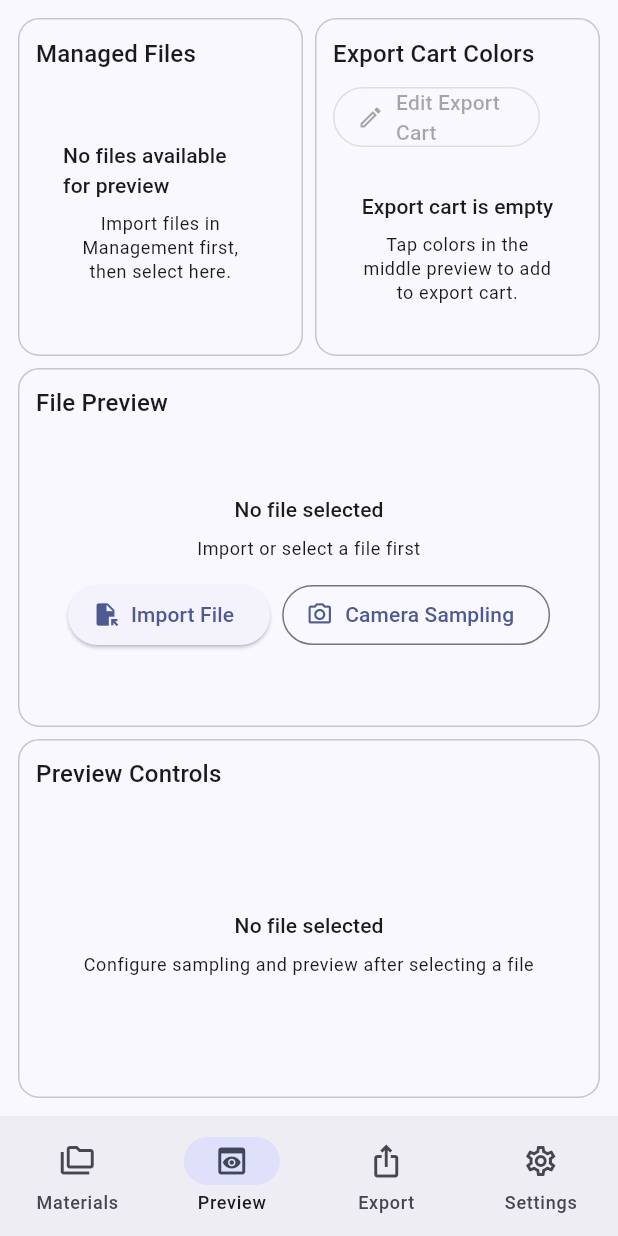
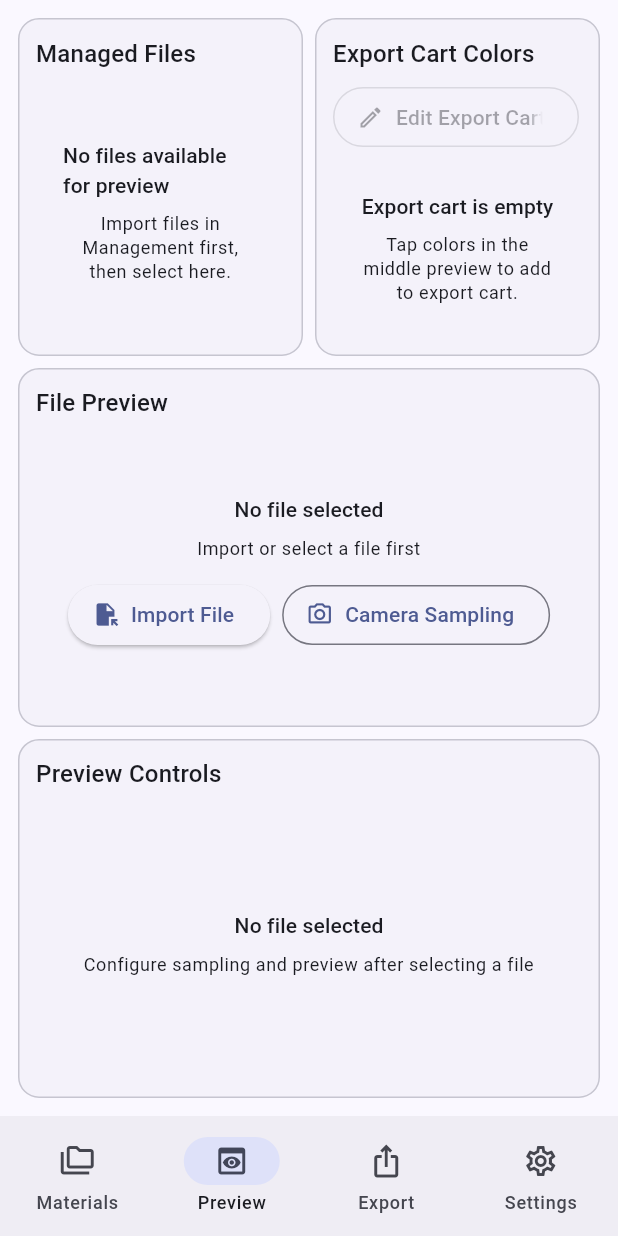
Before and after one commit to Chr0n0stasis/ColorManager_Flutter, a Flutter app: the screen it shows after launch, item 2 of the bottom bar chosen, on a phone screen of 412 x 824 dp. Run offline on Flutter 3.47's test engine with Material 3 defaults, Android fonts, the phone set to English and light mode, and no system bars; drawn by our look-alikes of dynamic_color; our stand-ins replace file_picker, image_picker, printing; missing offline and left inert: webdav_client.

Commit message:
refactor(ui): improve panel layout and control spacing

```diff
--- a/mobile_flutter/lib/src/ui/main_shell.dart
+++ b/mobile_flutter/lib/src/ui/main_shell.dart
@@ -1751,9 +1751,6 @@ class _MainShellState extends State<MainShell> {
         if (constraints.maxWidth >= LayoutContract.mediumBreakpoint) {
           final expandedDesktop =
               constraints.maxWidth >= LayoutContract.expandedBreakpoint;
-          final leftOpenWidth = expandedDesktop ? 320.0 : 280.0;
-          final rightOpenWidth = expandedDesktop ? 320.0 : 280.0;
-          const collapsedWidth = 52.0;
 
           final centerPanel = expandedDesktop
               ? Row(
@@ -1771,42 +1768,26 @@ class _MainShellState extends State<MainShell> {
                   ],
                 );
 
+          final leftFlex = expandedDesktop
+              ? LayoutContract.expandedLeftFlex
+              : LayoutContract.mediumLeftFlex;
+          final centerFlex = expandedDesktop
+              ? LayoutContract.expandedCenterFlex
+              : LayoutContract.mediumCenterFlex;
+          final rightFlex = expandedDesktop
+              ? LayoutContract.expandedRightFlex
+              : LayoutContract.mediumRightFlex;
+
           return Padding(
             padding: const EdgeInsets.all(12),
             child: Row(
               crossAxisAlignment: CrossAxisAlignment.stretch,
               children: [
-                AnimatedContainer(
-                  duration: const Duration(milliseconds: 260),
-                  curve: Curves.easeOutCubic,
-                  width: _previewSourceDrawerExpanded
-                      ? leftOpenWidth
-                      : collapsedWidth,
-                  child: _PreviewSideDrawer(
-                    expanded: _previewSourceDrawerExpanded,
-                    isLeft: true,
-                    arrowIcon: Icons.arrow_forward,
-                    onToggle: _togglePreviewSourceDrawer,
-                    child: sourcePanel,
-                  ),
-                ),
-                const SizedBox(width: 10),
-                Expanded(child: centerPanel),
-                const SizedBox(width: 10),
-                AnimatedContainer(
-                  duration: const Duration(milliseconds: 260),
-                  curve: Curves.easeOutCubic,
-                  width: _previewCartDrawerExpanded
-                      ? rightOpenWidth
-                      : collapsedWidth,
-                  child: _PreviewSideDrawer(
-                    expanded: _previewCartDrawerExpanded,
-                    isLeft: false,
-                    arrowIcon: Icons.arrow_back,
-                    onToggle: _togglePreviewCartDrawer,
-                    child: cartSummaryPanel,
-                  ),
-                ),
+                Expanded(flex: leftFlex, child: sourcePanel),
+                const SizedBox(width: 12),
+                Expanded(flex: centerFlex, child: centerPanel),
+                const SizedBox(width: 12),
+                Expanded(flex: rightFlex, child: cartSummaryPanel),
               ],
             ),
           );
--- a/mobile_flutter/lib/src/ui/panels.dart
+++ b/mobile_flutter/lib/src/ui/panels.dart
@@ -1563,12 +1563,15 @@ class PreviewCartSummaryPanel extends StatelessWidget {
       child: Column(
         crossAxisAlignment: CrossAxisAlignment.stretch,
         children: [
-          Row(
+          Wrap(
+            spacing: 10,
+            runSpacing: 10,
+            crossAxisAlignment: WrapCrossAlignment.center,
             children: [
               AnimatedContainer(
                 duration: const Duration(milliseconds: 220),
                 curve: Curves.easeOutCubic,
-                width: editMode ? 42 : 138,
+                width: editMode ? 42 : 164,
                 height: 40,
                 child: editMode
                     ? OutlinedButton(
@@ -1584,36 +1587,66 @@ class PreviewCartSummaryPanel extends StatelessWidget {
                             ? null
                             : () => onEditModeChanged(true),
                         icon: const Icon(Icons.edit_outlined),
-                        label: Text(context.tr('Edit Export Cart')),
+                        label: Text(
+                          context.tr('Edit Export Cart'),
+                          maxLines: 1,
+                          softWrap: false,
+                          overflow: TextOverflow.fade,
+                        ),
                       ),
               ),
-              if (editMode) ...[
-                const SizedBox(width: 8),
-                Expanded(
+              if (editMode)
+                ConstrainedBox(
+                  constraints: const BoxConstraints(minWidth: 134),
                   child: OutlinedButton.icon(
+                    style: OutlinedButton.styleFrom(
+                      minimumSize: const Size(134, 40),
+                    ),
                     onPressed: selectedIndices.isEmpty
                         ? null
                         : onDeleteSelectedPressed,
                     icon: const Icon(Icons.delete_outline),
-                    label: Text(context.tr('Delete Selected')),
-                  ),
-                ),
-                const SizedBox(width: 8),
-                Expanded(
+                    label: Text(
+                      context.tr('Delete Selected'),
+                      maxLines: 1,
+                      softWrap: false,
+                      overflow: TextOverflow.ellipsis,
+                    ),
+                  ),
+                ),
+              if (editMode)
+                ConstrainedBox(
+                  constraints: const BoxConstraints(minWidth: 98),
                   child: OutlinedButton(
+                    style: OutlinedButton.styleFrom(
+                      minimumSize: const Size(98, 40),
+                    ),
                     onPressed: cartColors.isEmpty ? null : onSelectAllPressed,
-                    child: Text(context.tr('Select All')),
-                  ),
-                ),
-                const SizedBox(width: 8),
-                Expanded(
+                    child: Text(
+                      context.tr('Select All'),
+                      maxLines: 1,
+                      softWrap: false,
+                      overflow: TextOverflow.ellipsis,
+                    ),
+                  ),
+                ),
+              if (editMode)
+                ConstrainedBox(
+                  constraints: const BoxConstraints(minWidth: 98),
                   child: OutlinedButton(
+                    style: OutlinedButton.styleFrom(
+                      minimumSize: const Size(98, 40),
+                    ),
                     onPressed:
                         cartColors.isEmpty ? null : onInvertSelectionPressed,
-                    child: Text(context.tr('Invert Selection')),
-                  ),
-                ),
-              ],
+                    child: Text(
+                      context.tr('Invert Selection'),
+                      maxLines: 1,
+                      softWrap: false,
+                      overflow: TextOverflow.ellipsis,
+                    ),
+                  ),
+                ),
             ],
           ),
           if (statusMessage != null && statusMessage!.isNotEmpty) ...[
@@ -2213,11 +2246,12 @@ class ExportColorListPanel extends StatelessWidget {
           Wrap(
             spacing: 8,
             runSpacing: 8,
+            crossAxisAlignment: WrapCrossAlignment.center,
             children: [
               AnimatedContainer(
                 duration: const Duration(milliseconds: 220),
                 curve: Curves.easeOutCubic,
-                width: editMode ? 42 : 138,
+                width: editMode ? 42 : 164,
                 height: 40,
                 child: editMode
                     ? OutlinedButton(
@@ -2231,26 +2265,65 @@ class ExportColorListPanel extends StatelessWidget {
                     : OutlinedButton.icon(
                         onPressed: cartColors.isEmpty ? null : onEditModeToggle,
                         icon: const Icon(Icons.edit_outlined),
-                        label: Text(context.tr('Edit Export Cart')),
+                        label: Text(
+                          context.tr('Edit Export Cart'),
+                          maxLines: 1,
+                          softWrap: false,
+                          overflow: TextOverflow.fade,
+                        ),
                       ),
               ),
               if (editMode)
-                OutlinedButton.icon(
-                  onPressed:
-                      selectedIndices.isEmpty ? null : onDeleteSelectedPressed,
-                  icon: const Icon(Icons.delete_outline),
-                  label: Text(context.tr('Delete Selected')),
+                ConstrainedBox(
+                  constraints: const BoxConstraints(minWidth: 134),
+                  child: OutlinedButton.icon(
+                    style: OutlinedButton.styleFrom(
+                      minimumSize: const Size(134, 40),
+                    ),
+                    onPressed: selectedIndices.isEmpty
+                        ? null
+                        : onDeleteSelectedPressed,
+                    icon: const Icon(Icons.delete_outline),
+                    label: Text(
+                      context.tr('Delete Selected'),
+                      maxLines: 1,
+                      softWrap: false,
+                      overflow: TextOverflow.ellipsis,
+                    ),
+                  ),
                 ),
               if (editMode)
-                OutlinedButton(
-                  onPressed: cartColors.isEmpty ? null : onSelectAllPressed,
-                  child: Text(context.tr('Select All')),
+                ConstrainedBox(
+                  constraints: const BoxConstraints(minWidth: 98),
+                  child: OutlinedButton(
+                    style: OutlinedButton.styleFrom(
+                      minimumSize: const Size(98, 40),
+                    ),
+                    onPressed: cartColors.isEmpty ? null : onSelectAllPressed,
+                    child: Text(
+                      context.tr('Select All'),
+                      maxLines: 1,
+                      softWrap: false,
+                      overflow: TextOverflow.ellipsis,
+                    ),
+                  ),
                 ),
               if (editMode)
-                OutlinedButton(
-                  onPressed:
-                      cartColors.isEmpty ? null : onInvertSelectionPressed,
-                  child: Text(context.tr('Invert Selection')),
+                ConstrainedBox(
+                  constraints: const BoxConstraints(minWidth: 98),
+                  child: OutlinedButton(
+                    style: OutlinedButton.styleFrom(
+                      minimumSize: const Size(98, 40),
+                    ),
+                    onPressed:
+                        cartColors.isEmpty ? null : onInvertSelectionPressed,
+                    child: Text(
+                      context.tr('Invert Selection'),
+                      maxLines: 1,
+                      softWrap: false,
+                      overflow: TextOverflow.ellipsis,
+                    ),
+                  ),
                 ),
               FilledButton.tonalIcon(
                 onPressed: isBusy ? null : () => onAddManualColorPressed(),
@@ -3840,9 +3913,12 @@ class _PanelFrame extends StatelessWidget {
   @override
   Widget build(BuildContext context) {
     final colorScheme = Theme.of(context).colorScheme;
+    final panelColor = Theme.of(context).brightness == Brightness.dark
+        ? colorScheme.surfaceContainerHigh
+        : colorScheme.surfaceContainerLow;
     return DecoratedBox(
       decoration: BoxDecoration(
-        color: colorScheme.surface,
+        color: panelColor,
         border: Border.all(color: colorScheme.outlineVariant),
         borderRadius: BorderRadius.circular(14),
       ),
```
